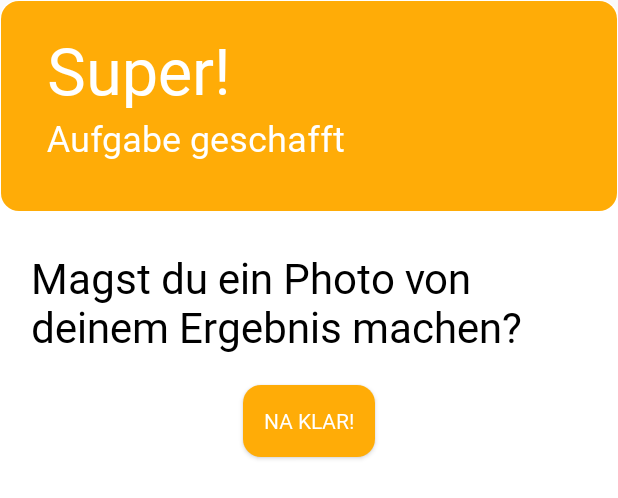
After one commit to WirVsVirus-Hackathon-Corona-Calendar/DaheimKalendar, an Android app: the layout dialog_add_photo.xml on its own in the app's theme, with its tools: preview values and no code run, on a phone screen of 412 x 824 dp. The commit adds this screen. Shown: the top 498 px of the screen. Run offline under Robolectric (Android 15) with nearby library versions, the phone set to English and light mode, and no system bars.

Commit message:
Added Photo Dialog

```diff
--- /dev/null
+++ b/app/src/main/res/drawable/dialog_background_shape.xml
@@ -0,0 +1,15 @@
+<?xml version="1.0" encoding="utf-8"?>
+<shape xmlns:android="http://schemas.android.com/apk/res/android">
+    <solid android:color="@color/primaryWhite"/>
+
+    <padding android:left="1dp"
+        android:top="1dp"
+        android:right="1dp"
+        android:bottom="1dp"
+        />
+
+    <corners android:bottomRightRadius="12dp"
+        android:bottomLeftRadius="12dp"
+        android:topLeftRadius="12dp"
+        android:topRightRadius="12dp"/>
+</shape>
--- /dev/null
+++ b/app/src/main/res/drawable/dialog_button_background.xml
@@ -0,0 +1,6 @@
+<?xml version="1.0" encoding="utf-8"?>
+<shape xmlns:android="http://schemas.android.com/apk/res/android"
+    android:shape="rectangle">
+    <corners android:radius="12dp" />
+    <solid android:color="@color/primaryYellow" />
+</shape>
--- /dev/null
+++ b/app/src/main/res/drawable/dialog_header_shape.xml
@@ -0,0 +1,15 @@
+<?xml version="1.0" encoding="utf-8"?>
+<shape xmlns:android="http://schemas.android.com/apk/res/android">
+    <solid android:color="@color/primaryYellow"/>
+
+    <padding android:left="1dp"
+        android:top="1dp"
+        android:right="1dp"
+        android:bottom="1dp"
+        />
+
+    <corners android:bottomRightRadius="12dp"
+        android:bottomLeftRadius="12dp"
+        android:topLeftRadius="12dp"
+        android:topRightRadius="12dp"/>
+</shape>
--- /dev/null
+++ b/app/src/main/res/layout/dialog_add_photo.xml
@@ -0,0 +1,65 @@
+<?xml version="1.0" encoding="utf-8"?>
+<LinearLayout
+    xmlns:android="http://schemas.android.com/apk/res/android"
+    xmlns:app="http://schemas.android.com/apk/res-auto"
+    android:layout_width="match_parent"
+    android:layout_height="match_parent"
+    android:background="@drawable/dialog_background_shape"
+    android:orientation="vertical"
+    >
+
+    <LinearLayout
+        android:id="@+id/header_photo_dialog"
+        android:layout_width="match_parent"
+        android:layout_height="wrap_content"
+        android:background="@drawable/dialog_header_shape"
+        android:orientation="vertical"
+        >
+
+        <TextView
+            android:layout_width="wrap_content"
+            android:layout_height="wrap_content"
+            android:text="@string/photo_dialog_congrats"
+            android:textAppearance="@style/PhotoDialogCongrats"
+            android:layout_marginTop="16dp"
+            android:layout_marginStart="30dp"
+            android:layout_marginEnd="30dp"
+            style=""
+            />
+
+        <TextView
+            android:layout_width="wrap_content"
+            android:layout_height="wrap_content"
+            android:text="@string/photo_dialog_title"
+            android:textAppearance="@style/PhotoDialogTitle"
+            android:layout_marginStart="30dp"
+            android:layout_marginEnd="30dp"
+            android:layout_marginTop="0dp"
+            android:layout_marginBottom="32dp"
+            />
+
+    </LinearLayout>
+
+    <TextView
+        android:layout_width="match_parent"
+        android:layout_height="wrap_content"
+        app:layout_constraintTop_toBottomOf="@id/header_photo_dialog"
+        android:textAppearance="@style/PhotoDialogText"
+        android:text="@string/photo_dialog_text"
+        android:layout_marginTop="25dp"
+        android:layout_marginHorizontal="20dp"
+        android:layout_marginBottom="20dp"
+        />
+
+    <Button
+        android:id="@+id/button_take_picture"
+        style="@style/Widget.AppCompat.Button.Colored"
+        android:layout_width="wrap_content"
+        android:layout_height="wrap_content"
+        android:background="@drawable/dialog_button_background"
+        android:backgroundTint="@color/primaryYellow"
+        android:text="@string/of_course"
+        android:layout_gravity="center"
+        android:gravity="center" />
+
+</LinearLayout>
--- a/app/src/main/res/layout/popup_handwash.xml
+++ b/app/src/main/res/layout/popup_handwash.xml
@@ -37,9 +37,9 @@
         android:layout_height="wrap_content"
         android:layout_marginTop="32dp"
         android:layout_marginBottom="32dp"
-        android:background="@drawable/rounded_shape_complete"
+        android:background="@drawable/dialog_button_background"
         android:backgroundTint="@color/primaryYellow"
-        android:text="Na Klar!"
+        android:text="@string/of_course"
         app:layout_constraintBottom_toBottomOf="parent"
         app:layout_constraintEnd_toEndOf="parent"
         app:layout_constraintStart_toStartOf="parent"
--- a/app/src/main/res/values/strings.xml
+++ b/app/src/main/res/values/strings.xml
@@ -48,4 +48,10 @@
     <string name="titel_instruction">Anleitung:</string>
     <string name="btn_complete_title">Fertig</string>
     <string name="beispiel_text_instruction">Tuff, tuff</string>
+
+    <string name="photo_dialog_congrats">Super!</string>
+    <string name="photo_dialog_title">Aufgabe geschafft</string>
+    <string name="photo_dialog_text">Magst du ein Photo von deinem Ergebnis machen?</string>
+
+    <string name="of_course">Na klar!</string>
 </resources>
--- a/app/src/main/res/values/styles.xml
+++ b/app/src/main/res/values/styles.xml
@@ -33,4 +33,24 @@
         <item name="android:textSize">20sp</item>
         <item name="android:textColor">@color/headlineGrey</item>
     </style>
+
+    <style name="PhotoDialogCongrats">
+        <item name="android:textSize">43sp</item>
+        <item name="android:textColor">@color/primaryWhite</item>
+    </style>
+
+    <style name="PhotoDialogTitle">
+        <item name="android:textSize">24sp</item>
+        <item name="android:textColor">@color/primaryWhite</item>
+    </style>
+
+    <style name="PhotoDialogText">
+        <item name="android:textSize">28sp</item>
+        <item name="android:textColor">@color/black</item>
+    </style>
+
+    <style name="PhotoDialogButton">
+        <item name="android:textSize">24sp</item>
+        <item name="android:textColor">@color/primaryWhite</item>
+    </style>
 </resources>
```
